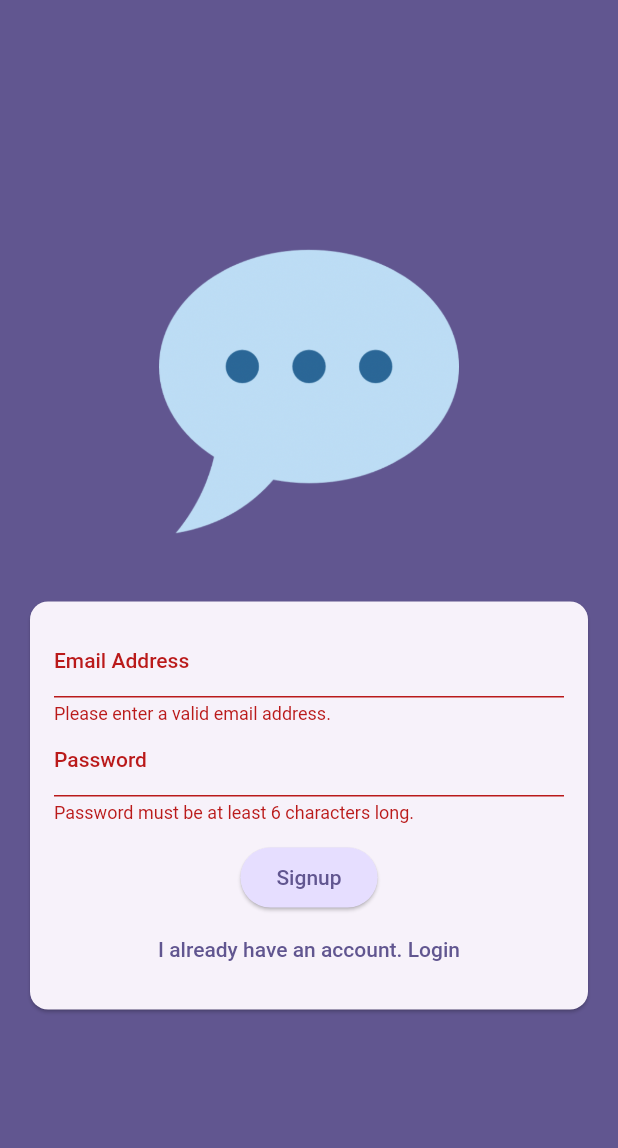
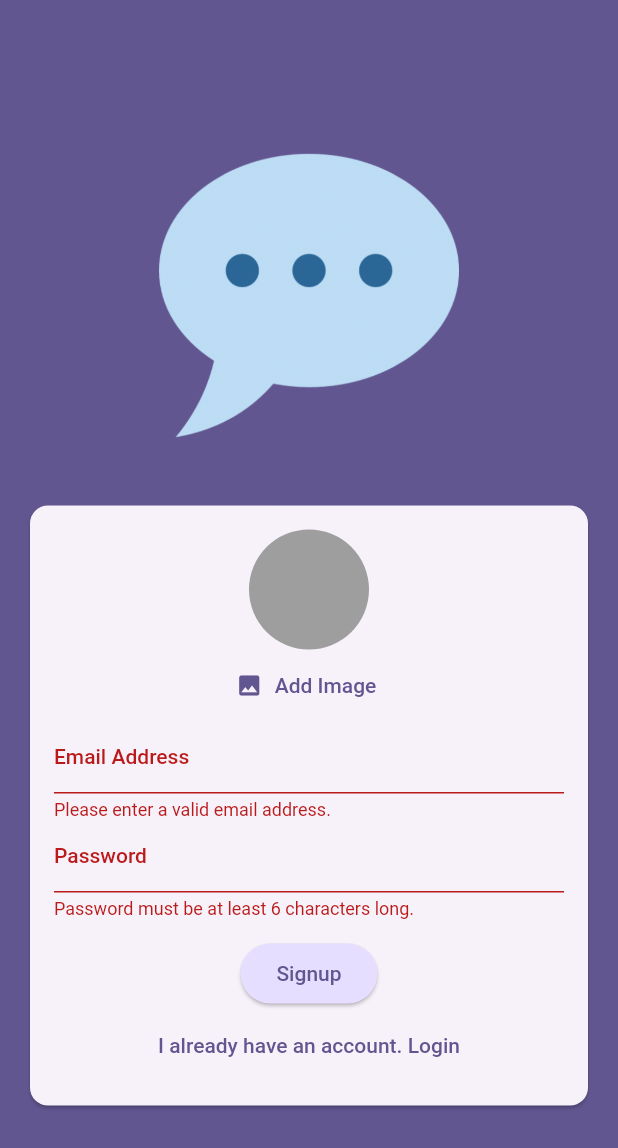
Before and after one commit to SirGeist/chat_app_with_firebase, a Flutter app: the screen it shows after launch, after a tap on "Login", after a tap on "Create an account", on a phone screen of 412 x 824 dp. Shown: the top 1148 px of the screen. Run offline on Flutter 3.47's test engine with Material 2 defaults, Android fonts, the phone set to English and light mode, and no system bars; our stand-ins replace firebase_auth, firebase_core, image_picker; accounts and stored records are empty.

Commit message:
add: profile image with image selection; planning to add image storage later

```diff
--- a/lib/screens/auth.dart
+++ b/lib/screens/auth.dart
@@ -1,3 +1,4 @@
+import 'package:chat_app_with_firebase/widgets/user_image_picker.dart';
 import 'package:flutter/material.dart';
 import 'package:firebase_auth/firebase_auth.dart';
 
@@ -86,6 +87,10 @@ class _AuthScreenState extends State<AuthScreen> {
                       child: Column(
                         mainAxisSize: MainAxisSize.min,
                         children: [
+                          // If you are logged in, a userimagepicker will be displayed
+                          // otherwise, nothing will show
+                          if(!_isLogin)
+                            UserImagePicker(),
                           // Email address text form field
                           TextFormField(
                             decoration: const InputDecoration(
--- /dev/null
+++ b/lib/widgets/user_image_picker.dart
@@ -0,0 +1,52 @@
+import 'package:flutter/material.dart';
+import 'package:image_picker/image_picker.dart';
+import 'dart:io';
+
+class UserImagePicker extends StatefulWidget {
+  const UserImagePicker({super.key});
+
+  @override
+  State<UserImagePicker> createState() => _UserImagePickerState();
+}
+
+class _UserImagePickerState extends State<UserImagePicker> {
+  File? _pickedImageFile;
+
+  void _pickImage() async{
+    final pickedImage = await ImagePicker().pickImage(source: ImageSource.camera, imageQuality: 50, maxWidth: 150,);
+
+    if(pickedImage == null){
+      return;
+    }
+
+    setState(() {
+      _pickedImageFile = File(pickedImage.path);
+    });
+  }
+
+
+
+  @override
+  Widget build(BuildContext context) {
+    return Column(
+      children: [
+
+        CircleAvatar(
+          radius: 40,
+          backgroundColor: Colors.grey,
+          foregroundImage: _pickedImageFile != null ? FileImage(_pickedImageFile!) : null,
+        ),
+        TextButton.icon(
+          onPressed: _pickImage,
+          icon: const Icon(Icons.image),
+          label: Text(
+            'Add Image',
+            style: TextStyle(
+              color: Theme.of(context).colorScheme.primary,
+            ),
+          ),
+        ),
+      ],
+    );
+  }
+}
--- a/pubspec.yaml
+++ b/pubspec.yaml
@@ -37,6 +37,8 @@ dependencies:
   cupertino_icons: ^1.0.2
   firebase_core: ^2.14.0
   firebase_auth: ^4.6.3
+  firebase_storage: ^11.2.4
+  image_picker: ^1.0.0
 
 dev_dependencies:
   flutter_test:
```
Also changed, not shown: pubspec.lock, 5 other files.
